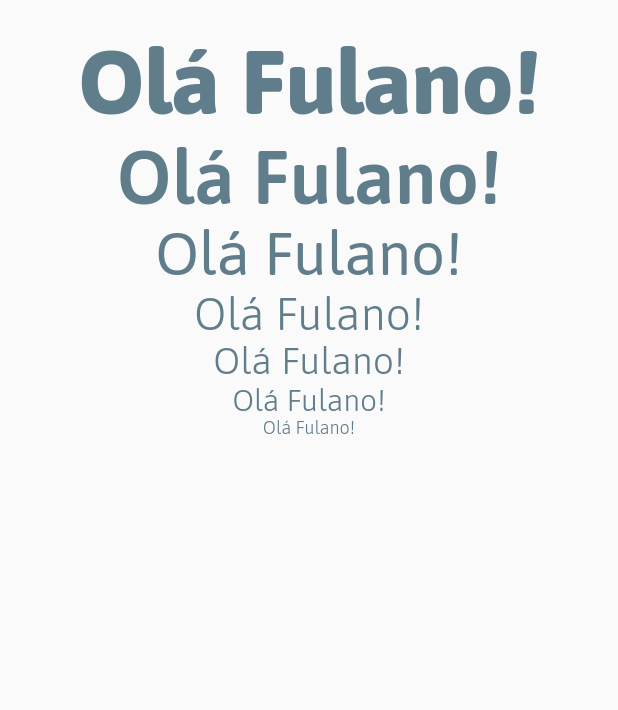
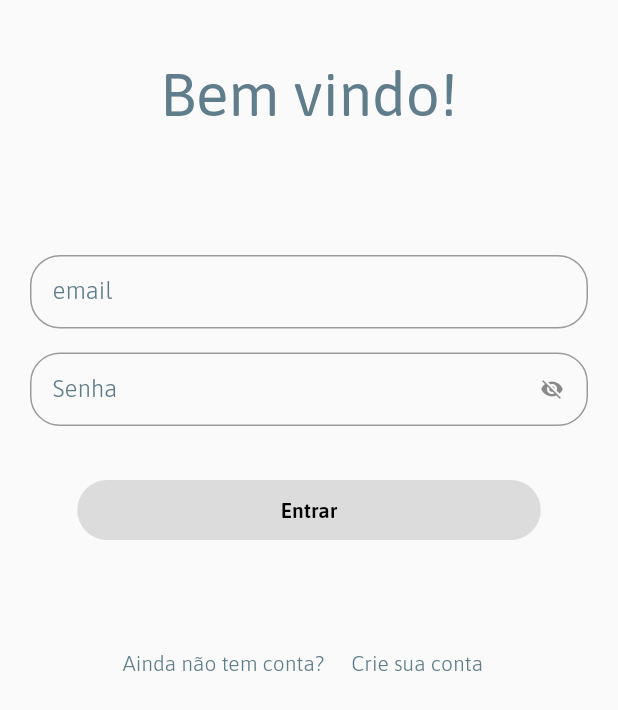
Before and after one commit to GianCarloRumachella/loginApp, a Flutter app: the screen it shows after launch, on a phone screen of 412 x 824 dp. Shown: the top 710 px of the screen. Run offline on Flutter 3.47's test engine with Material 2 defaults, Android fonts, the phone set to English and light mode, and no system bars; our stand-ins replace flutter_modular.

Commit message:
creating the login screen and the textfields validators

```diff
--- a/login_app/lib/app_typography.dart
+++ b/login_app/lib/app_typography.dart
@@ -22,19 +22,19 @@ class AppTypography {
   static TextStyle textBig = const TextStyle(
     color: Colors.blueGrey,
     fontWeight: FontWeight.w300,
-    fontSize: 30,
+    fontSize: 16,
     fontFamily: 'Asap',
   );
   static TextStyle textMedium = const TextStyle(
     color: Colors.blueGrey,
     fontWeight: FontWeight.w300,
-    fontSize: 25,
+    fontSize: 14,
     fontFamily: 'Asap',
   );
   static TextStyle textSmall = const TextStyle(
     color: Colors.blueGrey,
     fontWeight: FontWeight.w300,
-    fontSize: 20,
+    fontSize: 12,
     fontFamily: 'Asap',
   );
   static TextStyle overline = const TextStyle(
--- a/login_app/lib/main.dart
+++ b/login_app/lib/main.dart
@@ -1,19 +1,13 @@
-import 'package:device_preview/device_preview.dart';
-import 'package:flutter/foundation.dart';
 import 'package:flutter/material.dart';
 import 'package:flutter_modular/flutter_modular.dart';
 import 'package:login_app/app_module.dart';
 import 'package:login_app/app_widget.dart';
 
 void main() {
-  runApp(DevicePreview(
-    enabled: !kReleaseMode,
-    tools: const [
-      ...DevicePreview.defaultTools,
-    ],
-    builder: (context) => ModularApp(
+  runApp(
+    ModularApp(
       module: AppModule(),
       child: const AppWidget(),
     ),
-  ));
+  );
 }
--- /dev/null
+++ b/login_app/lib/modules/core/ui/widgets/app_button_widget.dart
@@ -0,0 +1,42 @@
+// ignore_for_file: must_be_immutable
+
+import 'package:flutter/material.dart';
+import 'package:login_app/app_typography.dart';
+
+class AppButtonWidget extends StatefulWidget {
+  final void Function()? onPressed;
+  final String label;
+
+  const AppButtonWidget({
+    super.key,
+    required this.onPressed,
+    required this.label,
+  });
+
+  @override
+  State<AppButtonWidget> createState() => _AppButtonWidgetState();
+}
+
+class _AppButtonWidgetState extends State<AppButtonWidget> {
+  @override
+  Widget build(BuildContext context) {
+    return ElevatedButton(
+      style: ElevatedButton.styleFrom(
+        fixedSize: Size(MediaQuery.of(context).size.width * 0.75, 40),
+        shape: RoundedRectangleBorder(
+          borderRadius: BorderRadius.circular(40),
+        ),
+        backgroundColor: Colors.greenAccent,
+        elevation: 0,
+      ),
+      onPressed: widget.onPressed,
+      child: Text(
+        widget.label,
+        style: AppTypography.textMedium.copyWith(
+          color: Colors.black,
+          fontWeight: FontWeight.w600,
+        ),
+      ),
+    );
+  }
+}
--- /dev/null
+++ b/login_app/lib/modules/core/ui/widgets/app_password_textfield_widget.dart
@@ -0,0 +1,57 @@
+import 'package:flutter/material.dart';
+import 'package:login_app/app_typography.dart';
+
+class AppPasswordTextfieldWidget extends StatefulWidget {
+  final TextEditingController controller;
+  final String? Function(String?) validator;
+  final Function(String)? onChanged;
+  final Function()? onEditingComplete;
+  final Function(String)? onFieldSubmitted;
+  const AppPasswordTextfieldWidget({
+    super.key,
+    required this.controller,
+    required this.validator,
+    this.onChanged,
+    this.onEditingComplete,
+    this.onFieldSubmitted,
+  });
+
+  @override
+  State<AppPasswordTextfieldWidget> createState() => _AppPasswordTextfieldWidgetState();
+}
+
+class _AppPasswordTextfieldWidgetState extends State<AppPasswordTextfieldWidget> {
+  bool _obscureText = true;
+  @override
+  Widget build(BuildContext context) {
+    return TextFormField(
+      obscureText: _obscureText,
+      controller: widget.controller,
+      validator: widget.validator,
+      decoration: InputDecoration(
+        label: Text(
+          'Senha',
+          style: AppTypography.overline.copyWith(fontSize: 16),
+        ),
+        contentPadding: const EdgeInsets.symmetric(horizontal: 15, vertical: 15),
+        border: OutlineInputBorder(
+          borderRadius: BorderRadius.circular(20),
+        ),
+        suffixIcon: IconButton(
+          onPressed: () {
+            setState(() {
+              _obscureText = !_obscureText;
+            });
+          },
+          icon: Icon(
+            _obscureText ? Icons.visibility_off : Icons.visibility,
+            size: 16,
+          ),
+        ),
+      ),
+      onChanged: widget.onChanged,
+      onEditingComplete: widget.onEditingComplete,
+      onFieldSubmitted: widget.onFieldSubmitted,
+    );
+  }
+}
--- a/login_app/lib/modules/core/ui/widgets/app_scaffold_widget.dart
+++ b/login_app/lib/modules/core/ui/widgets/app_scaffold_widget.dart
@@ -33,6 +33,7 @@ class _AppScaffoldWidgetState extends State<AppScaffoldWidget> {
     return GestureDetector(
       onTap: widget.onTap ?? () => FocusManager.instance.primaryFocus?.unfocus(),
       child: Scaffold(
+        resizeToAvoidBottomInset: true,
         appBar: widget.hasAppBar
             ? AppBar(
                 elevation: 0,
@@ -60,12 +61,14 @@ class _AppScaffoldWidgetState extends State<AppScaffoldWidget> {
               )
             : null,
         body: SafeArea(
+          child: SingleChildScrollView(
             child: Padding(
               padding: widget.padding,
               child: Column(
                 children: [
                   widget.body,
                 ],
+              ),
             ),
           ),
         ),
--- /dev/null
+++ b/login_app/lib/modules/core/ui/widgets/app_textfield_widget.dart
@@ -0,0 +1,47 @@
+import 'package:flutter/material.dart';
+import 'package:login_app/app_typography.dart';
+
+class AppTextFieldWidget extends StatefulWidget {
+  final String label;
+  final TextEditingController controller;
+  final Function(String)? onChanged;
+  final Function()? onEditingComplete;
+  final Function(String)? onFieldSubmitted;
+  final String? Function(String?) validator;
+
+  const AppTextFieldWidget({
+    super.key,
+    this.label = '',
+    required this.controller,
+    this.onChanged,
+    this.onEditingComplete,
+    this.onFieldSubmitted,
+    required this.validator,
+  });
+
+  @override
+  State<AppTextFieldWidget> createState() => _AppTextFieldWidgetState();
+}
+
+class _AppTextFieldWidgetState extends State<AppTextFieldWidget> {
+  @override
+  Widget build(BuildContext context) {
+    return TextFormField(
+      controller: widget.controller,
+      validator: widget.validator,
+      decoration: InputDecoration(
+        label: Text(
+          widget.label,
+          style: AppTypography.overline.copyWith(fontSize: 16),
+        ),
+        contentPadding: const EdgeInsets.symmetric(horizontal: 15, vertical: 15),
+        border: OutlineInputBorder(
+          borderRadius: BorderRadius.circular(20),
+        ),
+      ),
+      onChanged: widget.onChanged,
+      onEditingComplete: widget.onEditingComplete,
+      onFieldSubmitted: widget.onFieldSubmitted,
+    );
+  }
+}
--- /dev/null
+++ b/login_app/lib/modules/core/validators/validator.dart
@@ -0,0 +1,15 @@
+class Validator {
+  static String? isValidEmail({String? value}) {
+    if (!RegExp(r'\S+@\S+\.\S+').hasMatch(value ?? '')) {
+      return 'Insira um email válido.';
+    }
+    return null;
+  }
+
+  static String? isEmpty({String? value}) {
+    if (value == null || value.isEmpty) {
+      return 'Esse campo não pode ser vazio';
+    }
+    return null;
+  }
+}
--- a/login_app/lib/modules/login/login_module.dart
+++ b/login_app/lib/modules/login/login_module.dart
@@ -1,10 +1,13 @@
 import 'package:flutter_modular/flutter_modular.dart';
 import 'package:login_app/app_routes.dart';
+import 'package:login_app/modules/login/presentation/controllers/login_controller.dart';
 import 'package:login_app/modules/login/presentation/pages/login_home.dart';
 
 class LoginModule extends Module {
   @override
-  List<Bind<Object>> get binds => [];
+  List<Bind<Object>> get binds => [
+        Bind.factory<LoginController>((i) => LoginController()),
+      ];
 
   @override
   List<ModularRoute> get routes => [
--- /dev/null
+++ b/login_app/lib/modules/login/presentation/controllers/login_controller.dart
@@ -0,0 +1,18 @@
+import 'package:flutter/material.dart';
+
+class LoginController {
+  final TextEditingController emailController = TextEditingController();
+  final TextEditingController passwordController = TextEditingController();
+
+  final formKey = GlobalKey<FormState>();
+
+  ValueNotifier<bool> enableButton = ValueNotifier<bool>(false);
+
+  validateForm() {
+    if (formKey.currentState?.validate() == true) {
+      enableButton.value = true;
+    } else {
+      enableButton.value = false;
+    }
+  }
+}
--- a/login_app/lib/modules/login/presentation/pages/login_home.dart
+++ b/login_app/lib/modules/login/presentation/pages/login_home.dart
@@ -1,6 +1,13 @@
 import 'package:flutter/material.dart';
+import 'package:flutter_modular/flutter_modular.dart';
 import 'package:login_app/app_typography.dart';
+import 'package:login_app/modules/core/ui/widgets/app_button_widget.dart';
+
+import 'package:login_app/modules/core/ui/widgets/app_password_textfield_widget.dart';
 import 'package:login_app/modules/core/ui/widgets/app_scaffold_widget.dart';
+import 'package:login_app/modules/core/ui/widgets/app_textfield_widget.dart';
+import 'package:login_app/modules/core/validators/validator.dart';
+import 'package:login_app/modules/login/presentation/controllers/login_controller.dart';
 
 class LoginHome extends StatefulWidget {
   const LoginHome({super.key});
@@ -10,55 +17,87 @@ class LoginHome extends StatefulWidget {
 }
 
 class _LoginHomeState extends State<LoginHome> {
+  late final LoginController _controller;
+
+  @override
+  void initState() {
+    _controller = Modular.get<LoginController>();
+    super.initState();
+  }
+
   @override
   Widget build(BuildContext context) {
     return AppScaffoldWidget(
+      onTap: () {
+        FocusManager.instance.primaryFocus?.unfocus();
+        _controller.validateForm();
+      },
       hasAppBar: false,
-      body: Column(
+      body: Form(
+        key: _controller.formKey,
+        child: Column(
           children: [
-          Center(
+            Padding(
+              padding: const EdgeInsets.symmetric(vertical: 20),
               child: Text(
-              'Olá Fulano!',
-              style: AppTypography.titleBig,
-            ),
-          ),
-          Center(
-            child: Text(
-              'Olá Fulano!',
-              style: AppTypography.titleMedium,
-            ),
-          ),
-          Center(
-            child: Text(
-              'Olá Fulano!',
+                'Bem vindo!',
                 style: AppTypography.titleSmall,
               ),
             ),
-          Center(
-            child: Text(
-              'Olá Fulano!',
-              style: AppTypography.textBig,
+            const SizedBox(height: 64),
+            AppTextFieldWidget(
+              label: 'email',
+              controller: _controller.emailController,
+              validator: (value) {
+                return Validator.isValidEmail(value: value);
+              },
+              onFieldSubmitted: (value) {
+                _controller.validateForm();
+              },
+              onChanged: (value) => _controller.validateForm(),
+            ),
+            const SizedBox(height: 16),
+            AppPasswordTextfieldWidget(
+              controller: _controller.passwordController,
+              validator: (value) {
+                return Validator.isEmpty(value: value);
+              },
+              onFieldSubmitted: (value) {
+                _controller.validateForm();
+              },
+              onChanged: (value) {
+                _controller.validateForm();
+              },
+            ),
+            const SizedBox(height: 32),
+            ValueListenableBuilder(
+              valueListenable: _controller.enableButton,
+              builder: (context, value, child) => AppButtonWidget(
+                onPressed: value ? () {} : null,
+                label: 'Entrar',
               ),
             ),
-          Center(
-            child: Text(
-              'Olá Fulano!',
+            const SizedBox(height: 54),
+            Row(
+              mainAxisAlignment: MainAxisAlignment.center,
+              children: [
+                Text(
+                  'Ainda não tem conta?',
                   style: AppTypography.textMedium,
                 ),
-          ),
-          Center(
+                const SizedBox(width: 10),
+                TextButton(
+                    onPressed: () {
+                      print("criando conta");
+                    },
                     child: Text(
-              'Olá Fulano!',
-              style: AppTypography.textSmall,
-            ),
-          ),
-          Center(
-            child: Text(
-              'Olá Fulano!',
-              style: AppTypography.overline,
-            ),
+                      'Crie sua conta',
+                      style: AppTypography.textMedium,
+                    ))
+              ],
             ),
           ],
+        ),
       ),
     );
   }
--- a/login_app/pubspec.yaml
+++ b/login_app/pubspec.yaml
@@ -25,6 +25,3 @@ flutter:
     - family: Asap
       fonts:
         - asset: 'assets/fonts/asap.ttf'
-    - family: Caveat
-      fonts:
-        - asset: 'assets/fonts/caveat.ttf'
```
Lines whose indentation alone changed are shown as unchanged.
